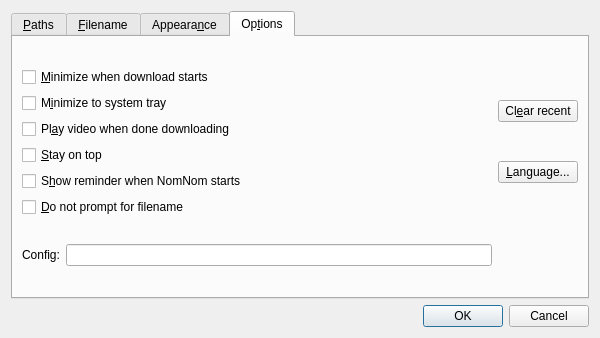
Qt form src/rc/Preferences.ui (guendto/nomnom) before a commit.
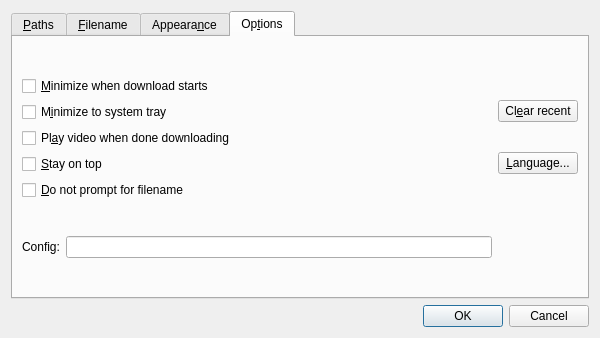
The same form after that commit. The open tabs and pages were chosen to show the change.

Commit message: Remove tips (Reminder) subsystem

```diff
--- a/src/rc/Preferences.ui
+++ b/src/rc/Preferences.ui
@@ -360,13 +360,6 @@
           </widget>
          </item>
          <item row="4" column="0">
-          <widget class="QCheckBox" name="showReminderBox">
-           <property name="text">
-            <string>S&amp;how reminder when NomNom starts</string>
-           </property>
-          </widget>
-         </item>
-         <item row="5" column="0">
           <widget class="QCheckBox" name="dontPromptFilenameBox">
            <property name="text">
             <string>&amp;Do not prompt for filename</string>
```
Left out of the diff: 3 changed lines with no effect on the pictures. The commit also changes 10 other files.
